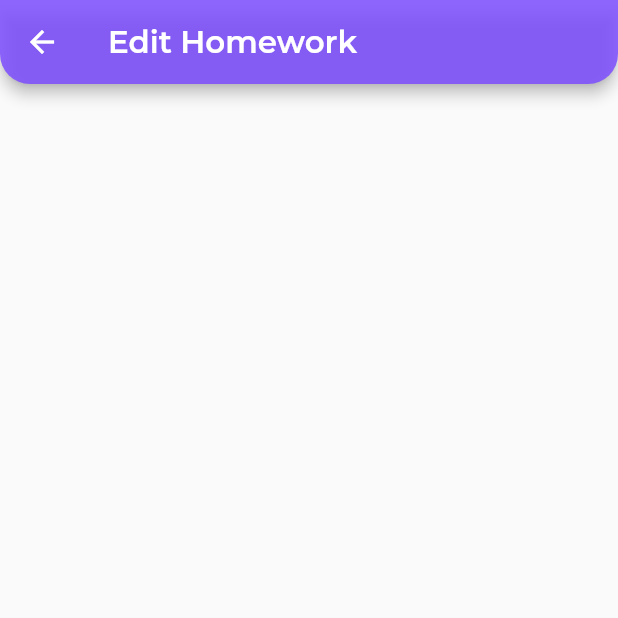
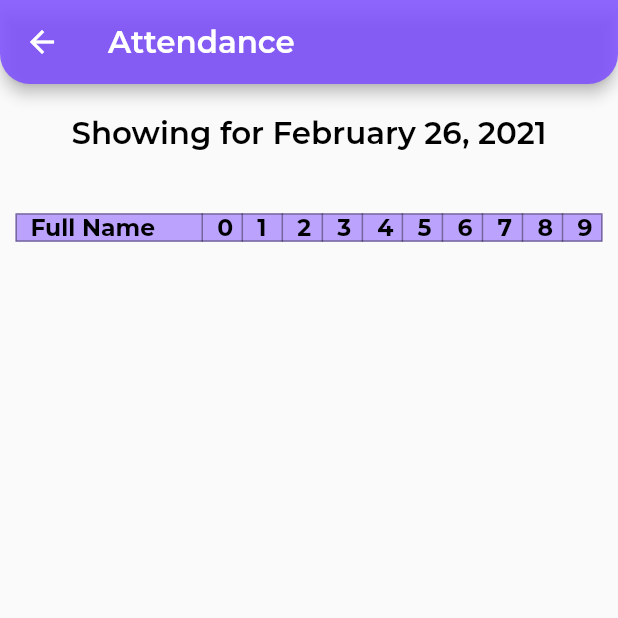
Before and after one commit to BrunoJurkovic/akademik, a Flutter app: the AdminAttendanceScreen screen opened directly, on a phone screen of 412 x 824 dp, the top half of it. Run offline on Flutter 3.47's test engine with Material 2 defaults, Android fonts, the phone set to English and light mode, and no system bars; our stand-ins replace auto_route, cached_network_image, cloud_firestore, firebase_auth, firebase_core, flutter_form_builder and 5 more; accounts and stored records are empty.

Commit message:
Inital commit for the admin attendance

```diff
--- a/lib/routes/akademik_router.dart
+++ b/lib/routes/akademik_router.dart
@@ -1,3 +1,4 @@
+import 'package:akademik/screens/admin/admin_attendance/admin_attendance.dart';
 import 'package:akademik/screens/admin/admin_homework/admin_homework.dart';
 import 'package:akademik/screens/admin/admin_homework/homework_details.dart';
 import 'package:akademik/screens/admin/admin_menu/admin_menu.dart';
@@ -31,5 +32,6 @@ import 'package:auto_route/auto_route_annotations.dart';
   AdaptiveRoute(page: ProfileScreen),
   AdaptiveRoute(page: AdminHomeworkScreen),
   AdaptiveRoute(page: HomeworkDetailsScreen),
+  AdaptiveRoute(page: AdminAttendanceScreen),
 ])
 class $AkademikRouter {}
--- a/lib/screens/admin/admin_attendance/admin_attendance.dart
+++ b/lib/screens/admin/admin_attendance/admin_attendance.dart
@@ -1,5 +1,8 @@
+import 'package:akademik/services/attendance_repo.dart';
 import 'package:flutter/material.dart';
 import 'package:google_fonts/google_fonts.dart';
+import 'package:intl/intl.dart';
+import 'package:provider/provider.dart';
 
 class AdminAttendanceScreen extends StatefulWidget {
   @override
@@ -11,11 +14,14 @@ class _AdminAttendanceScreenState extends State<AdminAttendanceScreen> {
   Widget build(BuildContext context) {
     final width = MediaQuery.of(context).size.width;
     final height = MediaQuery.of(context).size.height;
+    final attendance = Provider.of<AttendanceRepository>(context, listen: true)
+        .getAttendanceList;
+    var currentDate = DateTime.now();
     return Scaffold(
       appBar: AppBar(
         backgroundColor: Colors.deepPurpleAccent.withOpacity(0.85),
         title: Text(
-          'Edit Homework',
+          'Attendance',
           style: GoogleFonts.montserrat(
             color: Colors.white,
             fontWeight: FontWeight.w600,
@@ -29,6 +35,188 @@ class _AdminAttendanceScreenState extends State<AdminAttendanceScreen> {
           ),
         ),
       ),
+      body: Column(
+        crossAxisAlignment: CrossAxisAlignment.start,
+        children: [
+          Center(
+            child: Container(
+              padding: EdgeInsets.only(top: 20),
+              child: Text(
+                'Showing for ${DateFormat.yMMMMd().format(DateTime.now())}',
+                style: GoogleFonts.montserrat(
+                  color: Colors.black,
+                  fontWeight: FontWeight.w600,
+                  fontSize: height * 0.025,
+                ),
+              ),
+            ),
+          ),
+          SizedBox(
+            height: height * 0.05,
+          ),
+          Center(
+            child: Container(
+              width: width * 0.95,
+              height: height * 0.5,
+              child: Table(
+                defaultVerticalAlignment: TableCellVerticalAlignment.middle,
+                columnWidths: {
+                  0: FractionColumnWidth(0.3),
+                  1: FractionColumnWidth(0.05),
+                  2: FractionColumnWidth(0.05),
+                  3: FractionColumnWidth(0.05),
+                  4: FractionColumnWidth(0.05),
+                  5: FractionColumnWidth(0.05),
+                  6: FractionColumnWidth(0.05),
+                  7: FractionColumnWidth(0.05),
+                  8: FractionColumnWidth(0.05),
+                  9: FractionColumnWidth(0.05),
+                  10: FractionColumnWidth(0.05),
+                },
+                border: TableBorder.all(color: Colors.black38),
+                children: [
+                  buildInitalTableRow(height),
+                  // ...buildTableRowFromList(
+                  //   attendanceList: attendance,
+                  //   height: height,
+                  //   width: width,
+                  // ),
+                ],
+              ),
+            ),
+          ),
+        ],
+      ),
+    );
+  }
+
+  TableRow buildInitalTableRow(double height) {
+    return TableRow(
+      decoration:
+          BoxDecoration(color: Colors.deepPurpleAccent.withOpacity(0.5)),
+      children: [
+        Padding(
+          padding: EdgeInsets.fromLTRB(10, 0, 5, 0),
+          child: Text(
+            'Full Name',
+            style: GoogleFonts.montserrat(
+              color: Colors.black,
+              fontWeight: FontWeight.w700,
+              fontSize: height * 0.019,
+            ),
+          ),
+        ),
+        Padding(
+          padding: EdgeInsets.fromLTRB(10, 0, 5, 0),
+          child: Text(
+            '0',
+            style: GoogleFonts.montserrat(
+              color: Colors.black,
+              fontWeight: FontWeight.w700,
+              fontSize: height * 0.019,
+            ),
+          ),
+        ),
+        Padding(
+          padding: EdgeInsets.fromLTRB(10, 0, 5, 0),
+          child: Text(
+            '1',
+            style: GoogleFonts.montserrat(
+              color: Colors.black,
+              fontWeight: FontWeight.w700,
+              fontSize: height * 0.019,
+            ),
+          ),
+        ),
+        Padding(
+          padding: EdgeInsets.fromLTRB(10, 0, 5, 0),
+          child: Text(
+            '2',
+            style: GoogleFonts.montserrat(
+              color: Colors.black,
+              fontWeight: FontWeight.w700,
+              fontSize: height * 0.019,
+            ),
+          ),
+        ),
+        Padding(
+          padding: EdgeInsets.fromLTRB(10, 0, 5, 0),
+          child: Text(
+            '3',
+            style: GoogleFonts.montserrat(
+              color: Colors.black,
+              fontWeight: FontWeight.w700,
+              fontSize: height * 0.019,
+            ),
+          ),
+        ),
+        Padding(
+          padding: EdgeInsets.fromLTRB(10, 0, 5, 0),
+          child: Text(
+            '4',
+            style: GoogleFonts.montserrat(
+              color: Colors.black,
+              fontWeight: FontWeight.w700,
+              fontSize: height * 0.019,
+            ),
+          ),
+        ),
+        Padding(
+          padding: EdgeInsets.fromLTRB(10, 0, 5, 0),
+          child: Text(
+            '5',
+            style: GoogleFonts.montserrat(
+              color: Colors.black,
+              fontWeight: FontWeight.w700,
+              fontSize: height * 0.019,
+            ),
+          ),
+        ),
+        Padding(
+          padding: EdgeInsets.fromLTRB(10, 0, 5, 0),
+          child: Text(
+            '6',
+            style: GoogleFonts.montserrat(
+              color: Colors.black,
+              fontWeight: FontWeight.w700,
+              fontSize: height * 0.019,
+            ),
+          ),
+        ),
+        Padding(
+          padding: EdgeInsets.fromLTRB(10, 0, 5, 0),
+          child: Text(
+            '7',
+            style: GoogleFonts.montserrat(
+              color: Colors.black,
+              fontWeight: FontWeight.w700,
+              fontSize: height * 0.019,
+            ),
+          ),
+        ),
+        Padding(
+          padding: EdgeInsets.fromLTRB(10, 0, 5, 0),
+          child: Text(
+            '8',
+            style: GoogleFonts.montserrat(
+              color: Colors.black,
+              fontWeight: FontWeight.w700,
+              fontSize: height * 0.019,
+            ),
+          ),
+        ),
+        Padding(
+          padding: EdgeInsets.fromLTRB(10, 0, 5, 0),
+          child: Text(
+            '9',
+            style: GoogleFonts.montserrat(
+              color: Colors.black,
+              fontWeight: FontWeight.w700,
+              fontSize: height * 0.019,
+            ),
+          ),
+        ),
+      ],
     );
   }
 }
--- a/lib/screens/admin/admin_menu/admin_menu.dart
+++ b/lib/screens/admin/admin_menu/admin_menu.dart
@@ -1,4 +1,5 @@
 import 'package:akademik/components/grid_item.dart';
+import 'package:akademik/routes/akademik_router.gr.dart';
 import 'package:akademik/services/user_repo.dart';
 import 'package:auto_route/auto_route.dart';
 import 'package:cached_network_image/cached_network_image.dart';
@@ -102,7 +103,8 @@ class _AdminMenuScreenState extends State<AdminMenuScreen> {
                 AkademikGridItem(
                   text: 'Attendance',
                   callback: () {
-                    ExtendedNavigator.of(context).push('/attendance-screen');
+                    ExtendedNavigator.of(context)
+                        .push(Routes.adminAttendanceScreen);
                   },
                   iconPath: 'assets/images/note.png',
                 ),
```
Also changed, not shown: lib/routes/akademik_router.gr.dart.
